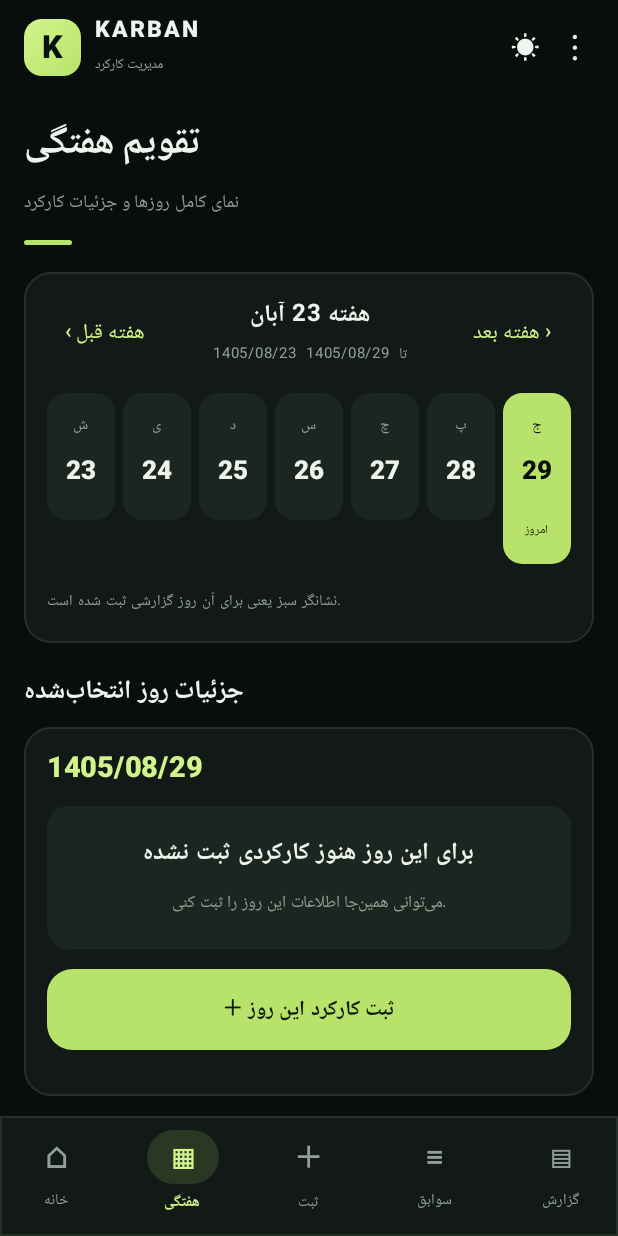
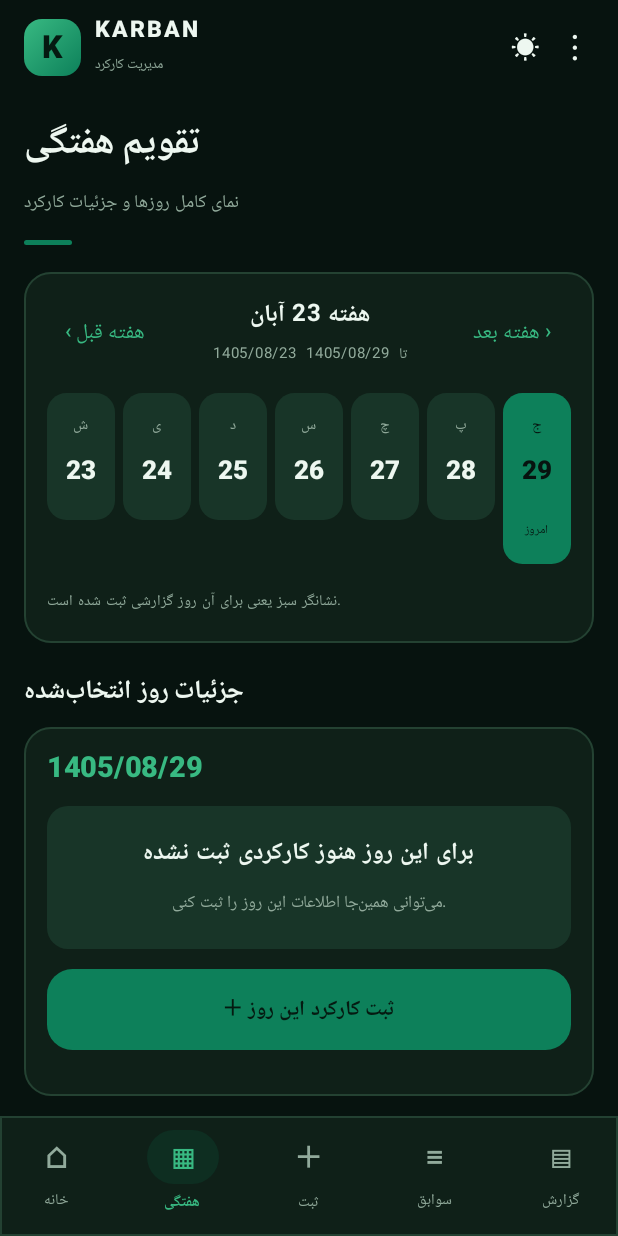
Before and after one commit to sointrn-ops/Karkard-Android, an Android app built with Jetpack Compose: the screen it shows after launch (MainActivity), item 2 of the bottom bar chosen, on a phone screen of 412 x 824 dp. Run offline under Robolectric (Android 15) with nearby library versions, the phone set to English and light mode, and no system bars.

Commit message:
Redesign KARBAN with emerald finance palette

```diff
--- a/app/src/main/java/ir/example/karkard/MainActivity.kt
+++ b/app/src/main/java/ir/example/karkard/MainActivity.kt
@@ -44,14 +44,14 @@ import javax.crypto.spec.GCMParameterSpec
 import android.security.keystore.KeyGenParameterSpec
 import android.security.keystore.KeyProperties
 
-private val Accent = Color(0xFFB7E36A)
-private val AccentBright = Color(0xFFD1F58B)
-private val AppBg = Color(0xFF090D0B)
-private val CardBg = Color(0xFF121916)
-private val CardAlt = Color(0xFF1B2620)
-private val Muted = Color(0xFF91A096)
-private val MainText = Color(0xFFF0F4EE)
-private val Outline = Color(0xFF29372F)
+private val Accent = Color(0xFF0D805A)
+private val AccentBright = Color(0xFF38B982)
+private val AppBg = Color(0xFF07130F)
+private val CardBg = Color(0xFF0F2018)
+private val CardAlt = Color(0xFF183528)
+private val Muted = Color(0xFF91AA9B)
+private val MainText = Color(0xFFEDF7F0)
+private val Outline = Color(0xFF294A39)
 
 data class WorkItem(val title: String, val value: Double, val amount: Double = 0.0)
 data class WorkRecord(val id: String, val date: String, val advances: List<WorkItem>, val overtimes: List<WorkItem>, val report: String)
@@ -260,11 +260,11 @@ private fun KarbanApp(
         }
     }
 
-    val background = if (isLight) Color(0xFFF4F6F1) else AppBg
+    val background = if (isLight) Color(0xFFF3F8F4) else AppBg
     val surface = if (isLight) Color(0xFFFFFFFF) else CardBg
-    val alternate = if (isLight) Color(0xFFEBF0E8) else CardAlt
-    val foreground = if (isLight) Color(0xFF172018) else MainText
-    val secondary = if (isLight) Color(0xFF6C796D) else Muted
+    val alternate = if (isLight) Color(0xFFE7F1EA) else CardAlt
+    val foreground = if (isLight) Color(0xFF12251A) else MainText
+    val secondary = if (isLight) Color(0xFF64796B) else Muted
 
     fun total(items: List<WorkItem>) = items.sumOf { it.value }
     fun persist(next: List<WorkRecord>) {
@@ -294,7 +294,7 @@ private fun KarbanApp(
                 NavigationBar(
                     containerColor = surface,
                     tonalElevation = 0.dp,
-                    modifier = Modifier.border(1.dp, if (isLight) Color(0xFFE2E8EC) else Outline.copy(alpha = 0.8f))
+                    modifier = Modifier.border(1.dp, if (isLight) Color(0xFFDCE9E0) else Outline.copy(alpha = 0.8f))
                 ) {
                     listOf("home" to "خانه", "week" to "هفتگی", "add" to "ثبت", "records" to "سوابق", "reports" to "گزارش").forEach { (key, label) ->
                         NavigationBarItem(
@@ -302,7 +302,7 @@ private fun KarbanApp(
                             onClick = { if (key == "add") beginNew() else page = key },
                             icon = { Text(when (key) { "home" -> "⌂"; "week" -> "▦"; "add" -> "＋"; "records" -> "≡"; else -> "▤" }, fontSize = if (page == key) 21.sp else 19.sp, fontWeight = FontWeight.Bold) },
                             label = { Text(label, fontSize = 10.sp, fontWeight = if (page == key) FontWeight.Bold else FontWeight.Medium) },
-                            colors = NavigationBarItemDefaults.colors(selectedIconColor = AccentBright, selectedTextColor = AccentBright, indicatorColor = Accent.copy(alpha = 0.15f), unselectedIconColor = secondary, unselectedTextColor = secondary)
+                            colors = NavigationBarItemDefaults.colors(selectedIconColor = if (isLight) Accent else AccentBright, selectedTextColor = if (isLight) Accent else AccentBright, indicatorColor = Accent.copy(alpha = 0.15f), unselectedIconColor = secondary, unselectedTextColor = secondary)
                         )
                     }
                 }
@@ -316,7 +316,7 @@ private fun KarbanApp(
                 ) {
                     Row(verticalAlignment = Alignment.CenterVertically, horizontalArrangement = Arrangement.spacedBy(9.dp)) {
                         Box(Modifier.size(38.dp).background(androidx.compose.ui.graphics.Brush.linearGradient(listOf(AccentBright, Accent)), RoundedCornerShape(12.dp)), contentAlignment = Alignment.Center) {
-                            Text("K", color = Color(0xFF07110E), fontSize = 21.sp, fontWeight = FontWeight.Black)
+                            Text("K", color = Color(0xFF051A11), fontSize = 21.sp, fontWeight = FontWeight.Black)
                         }
                         Column(verticalArrangement = Arrangement.spacedBy(0.dp)) {
                             Text("KARBAN", color = foreground, fontWeight = FontWeight.Black, letterSpacing = 2.sp, fontSize = 15.sp)
@@ -362,9 +362,9 @@ private fun KarbanApp(
                             }
                             Column(
                                 Modifier.fillMaxWidth()
-                                    .border(1.dp, Color(0xFF54743C).copy(alpha = 0.55f), RoundedCornerShape(25.dp))
+                                    .border(1.dp, Color(0xFF367A59).copy(alpha = 0.55f), RoundedCornerShape(25.dp))
                                     .background(
-                                        androidx.compose.ui.graphics.Brush.linearGradient(listOf(Color(0xFF243B28), Color(0xFF14241B), Color(0xFF101914))),
+                                        androidx.compose.ui.graphics.Brush.linearGradient(listOf(Color(0xFF1A4B35), Color(0xFF103B2B), Color(0xFF0A241A))),
                                         RoundedCornerShape(25.dp)
                                     ).padding(21.dp),
                                 verticalArrangement = Arrangement.spacedBy(9.dp)
@@ -1049,7 +1049,7 @@ private fun Metric(label: String, value: String, surface: Color, muted: Color, m
 }
 @Composable
 private fun PrimaryButton(label: String, action: () -> Unit) {
-    Button(onClick = action, modifier = Modifier.fillMaxWidth().height(54.dp), colors = ButtonDefaults.buttonColors(containerColor = Accent, contentColor = Color(0xFF11180D)), shape = RoundedCornerShape(17.dp), elevation = ButtonDefaults.buttonElevation(defaultElevation = 0.dp, pressedElevation = 1.dp)) {
+    Button(onClick = action, modifier = Modifier.fillMaxWidth().height(54.dp), colors = ButtonDefaults.buttonColors(containerColor = Accent, contentColor = Color(0xFF051A11)), shape = RoundedCornerShape(17.dp), elevation = ButtonDefaults.buttonElevation(defaultElevation = 0.dp, pressedElevation = 1.dp)) {
         Text(label, fontWeight = FontWeight.ExtraBold, fontSize = 14.sp, letterSpacing = 0.1.sp)
     }
 }
```
